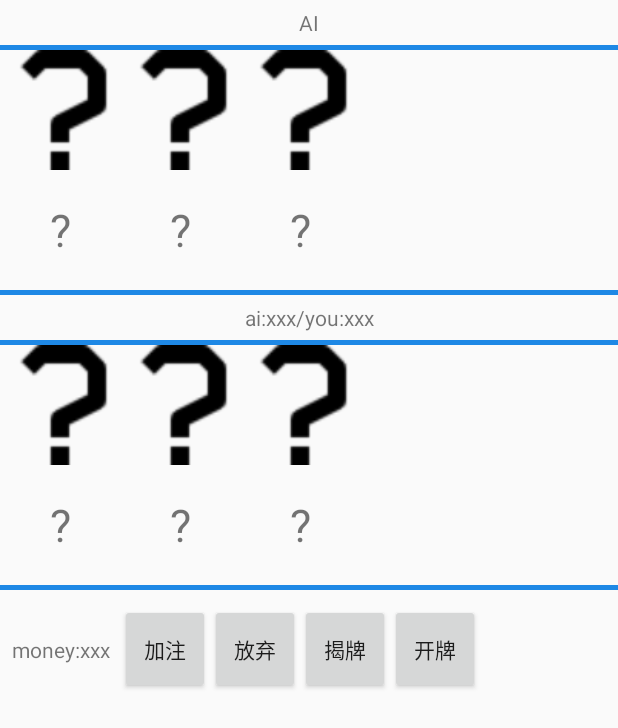
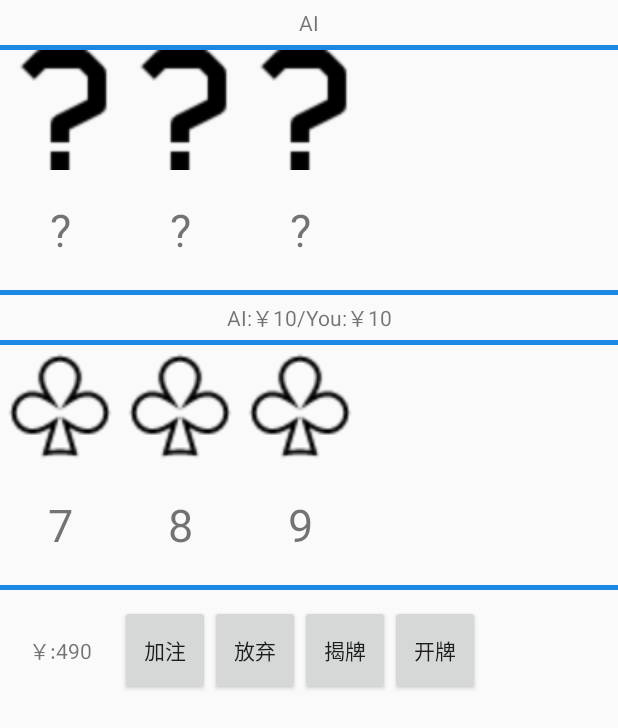
Before and after one commit to rainf0rest/fishing_card, an Android app: the GamblingTPActivity screen opened directly, with no data from a screen before it, after a tap on "揭牌", on a phone screen of 412 x 824 dp. Shown: the top 728 px of the screen. Run offline under Robolectric (Android 15) with nearby library versions, the phone set to English and light mode, and no system bars; 2 other taps on this screen came first.

Commit message:
btn fiction

```diff
--- a/app/src/main/java/com/example/rain/fishingcard/GamblingTPActivity.java
+++ b/app/src/main/java/com/example/rain/fishingcard/GamblingTPActivity.java
@@ -1,11 +1,13 @@
 package com.example.rain.fishingcard;
 
 import android.app.Activity;
+import android.content.SharedPreferences;
 import android.os.Bundle;
 import android.view.View;
 import android.widget.Button;
 import android.widget.ImageView;
 import android.widget.TextView;
+import android.widget.Toast;
 
 /**
  * Created by rain on 2016/10/15.
@@ -13,7 +15,8 @@ import android.widget.TextView;
 public class GamblingTPActivity extends Activity implements View.OnClickListener{
 
     private TextView AICardAPoint, AICardBPoint, AICardCPoint,
-            PlayerCardAPoint, PlayerCardBPoint, PlayerCardCPoint;
+            PlayerCardAPoint, PlayerCardBPoint, PlayerCardCPoint,
+            moneyOfPlayerTextView, moneyScaleTextView;
     private GamblingTypeOne mygame;
     private ImageView AICardAColor, AICardBColor, AICardCColor,
             PlayerCardAColor, PlayerCardBColor, PlayerCardCColor;
@@ -65,6 +68,10 @@ public class GamblingTPActivity extends Activity implements View.OnClickListener
 
     private Button addMoney, giveUp, watchCard, solo;
 
+    SharedPreferences sharedPreferences;
+    //static public int highestScore;
+    SharedPreferences.Editor editor;
+
     @Override
     public void onCreate(Bundle savedInstanceState) {
         super.onCreate(savedInstanceState);
@@ -83,6 +90,9 @@ public class GamblingTPActivity extends Activity implements View.OnClickListener
         PlayerCardBPoint = (TextView) findViewById(R.id.gaPlayerCardBPoint);
         PlayerCardCPoint = (TextView) findViewById(R.id.gaPlayerCardCPoint);
 
+        moneyOfPlayerTextView = (TextView) findViewById(R.id.moneyofplayerText);
+        moneyScaleTextView = (TextView) findViewById(R.id.moneyScale);
+
         addMoney = (Button) findViewById(R.id.gaBtnAddMoney);
         giveUp = (Button) findViewById(R.id.gaBtnGiveUp);
         watchCard = (Button) findViewById(R.id.gaBtnWatchCard);
@@ -92,6 +102,11 @@ public class GamblingTPActivity extends Activity implements View.OnClickListener
         giveUp.setOnClickListener(this);
         watchCard.setOnClickListener(this);
         solo.setOnClickListener(this);
+
+        sharedPreferences = getSharedPreferences("gaGameTYONEData", MODE_PRIVATE);
+        moneyOfPlayer = sharedPreferences.getInt("moneyofplayer", 500);
+        editor = sharedPreferences.edit();
+
 
         mygame = new GamblingTypeOne();
         init();
@@ -123,13 +138,39 @@ public class GamblingTPActivity extends Activity implements View.OnClickListener
         {
             //handle multiple view click events
             case R.id.gaBtnAddMoney:
+                if(moneyOfPlayer < 10) {
+                    Toast.makeText(GamblingTPActivity.this, "Money is not enough!", Toast.LENGTH_SHORT);
+                }
+                else {
+                    gaMoneyofPlayer = gaMoneyofPlayer + 10;
+                    gaMoneyofAI = gaMoneyofAI + 10;
+                    moneyOfPlayer = moneyOfPlayer - 10;
+                    //moneyOfPlayerTextView.setText("￥:" + moneyOfPlayer);
+                    refresh();
+                }
+
                 break;
             case R.id.gaBtnGiveUp:
+
                 break;
             case R.id.gaBtnWatchCard:
+                getPlayerCard();
                 break;
             case R.id.gaBtnSolo:
                 getAllCard();
+                if(mygame.compare() == 1) {
+                    Toast.makeText(GamblingTPActivity.this, "you lost!", Toast.LENGTH_LONG);
+                    moneyScaleTextView.setText("lost");
+                }
+                else {
+                    Toast.makeText(GamblingTPActivity.this, "you win!", Toast.LENGTH_LONG);
+                    moneyScaleTextView.setText("win");
+                    moneyOfPlayer = moneyOfPlayer + gaMoneyofAI + gaMoneyofPlayer;
+                    editor.putInt("moneyofplayer", moneyOfPlayer);
+                    editor.commit();
+                }
+                gaMoneyofPlayer = 0;
+                gaMoneyofAI = 0;
                 break;
         }
     }
@@ -150,6 +191,9 @@ public class GamblingTPActivity extends Activity implements View.OnClickListener
         PlayerCardBPoint.setText(points[0]);
         PlayerCardCPoint.setText(points[0]);
 
+        //moneyOfPlayerTextView.setText("￥:" + moneyOfPlayer);
+        refresh();
+
         gaMoneyofAI = 0;
         gaMoneyofPlayer = 0;
 
@@ -162,6 +206,15 @@ public class GamblingTPActivity extends Activity implements View.OnClickListener
         AICardAPoint.setText(points[mygame.getPlayer1APoint()]);
         AICardBPoint.setText(points[mygame.getPlayer1BPoint()]);
         AICardCPoint.setText(points[mygame.getPlayer1CPoint()]);
+    }
+
+    private void getPlayerCard() {
+        PlayerCardAColor.setImageResource(images[mygame.getPlayer2AColor()]);
+        PlayerCardBColor.setImageResource(images[mygame.getPlayer2BColor()]);
+        PlayerCardCColor.setImageResource(images[mygame.getPlayer2CColor()]);
+        PlayerCardAPoint.setText(points[mygame.getPlayer2APoint()]);
+        PlayerCardBPoint.setText(points[mygame.getPlayer2BPoint()]);
+        PlayerCardCPoint.setText(points[mygame.getPlayer2CPoint()]);
     }
 
     private void getAllCard() {
@@ -180,4 +233,9 @@ public class GamblingTPActivity extends Activity implements View.OnClickListener
         PlayerCardCPoint.setText(points[mygame.getPlayer2CPoint()]);
     }
 
+    private void refresh() {
+        moneyOfPlayerTextView.setText("￥:" + moneyOfPlayer);
+        moneyScaleTextView.setText("AI:￥" + gaMoneyofAI + "/You:￥" + gaMoneyofPlayer);
+    }
+
 }
--- a/app/src/main/res/layout/gambling_tp.xml
+++ b/app/src/main/res/layout/gambling_tp.xml
@@ -75,7 +75,8 @@
         android:layout_width="match_parent"
         android:layout_height="@dimen/player_large"
         android:text="ai:xxx/you:xxx"
-        android:gravity="center"/>
+        android:gravity="center"
+        android:id="@+id/moneyScale"/>
 
     <View
         android:layout_width="match_parent"
@@ -147,7 +148,8 @@
             android:layout_width="@dimen/half_card"
             android:layout_height="@dimen/half_card"
             android:text="money:xxx"
-            android:gravity="center"/>
+            android:gravity="center"
+            android:id="@+id/moneyofplayerText"/>
 
         <Button
             android:layout_width="@dimen/gaBtn"
```
